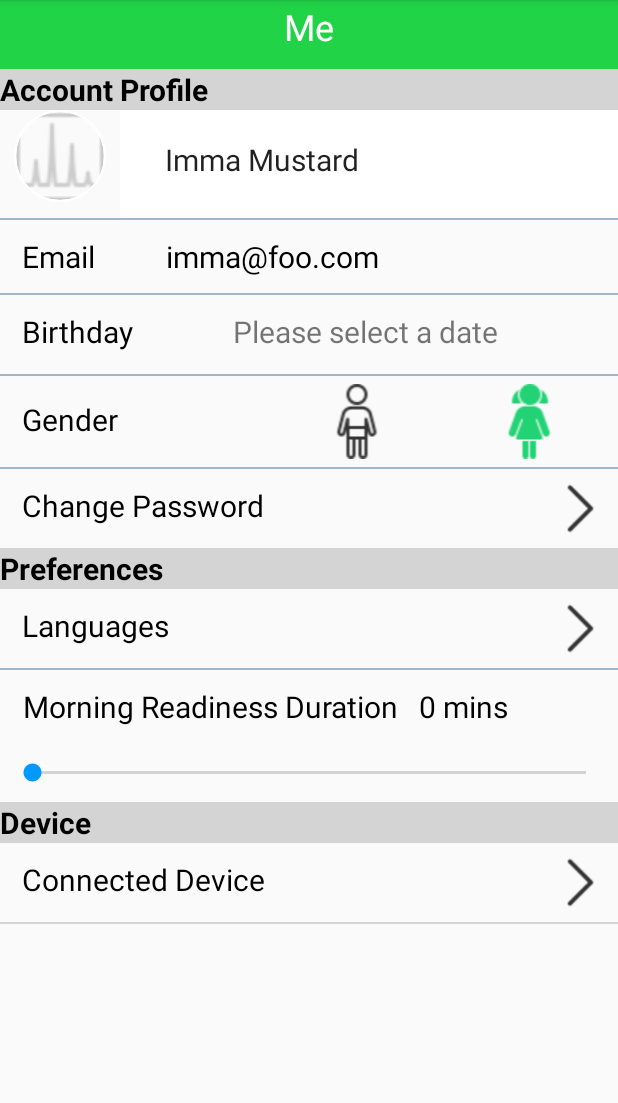
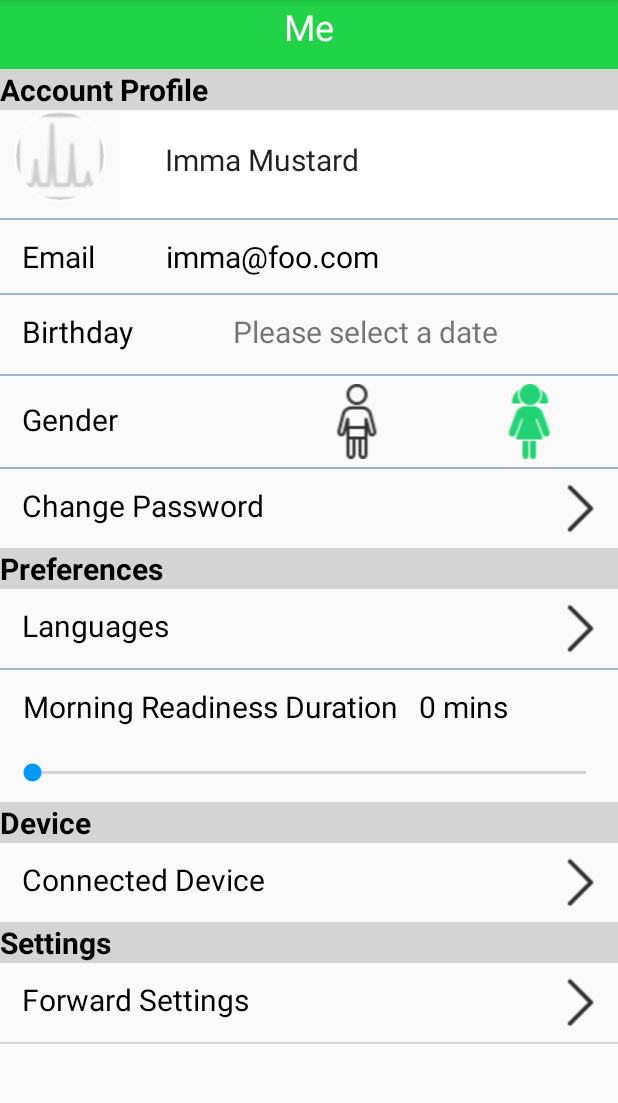
Before and after one commit to YJPflyy95/SpitFire3_20181107, an Android app: the fragment MeFragment shown on its own in the app's theme, on a phone screen of 412 x 824 dp, the part 84-1187 px from its top. Run offline under Robolectric (Android 15) with nearby library versions, the phone set to English and light mode, and no system bars; our stand-ins replace CircleImageView; libraries missing offline, so code that uses them is left out: com.ashokvarma.bottomnavigation, com.vise.baseble, com.vise.log, com.vise.utils, com.vise.xsnow and 1 more; plain views replace BottomNavigationBar; pictures from the network do not load.

Commit message:
Settings UI

```diff
--- a/app/build.gradle
+++ b/app/build.gradle
@@ -34,6 +34,7 @@ dependencies {
     compile 'com.android.support:percent:26.1.0'
     compile 'de.hdodenhof:circleimageview:2.2.0'
     compile 'com.owater.library:CircleTextViewlibrary:0.8.3'
+    compile 'com.xw.repo:bubbleseekbar:3.18'
     testImplementation 'junit:junit:4.12'
     androidTestImplementation 'com.android.support.test:runner:1.0.1'
     androidTestImplementation 'com.android.support.test.espresso:espresso-core:3.0.1'
--- a/app/src/main/java/org/astri/spitfire/BleUUIDs.java
+++ b/app/src/main/java/org/astri/spitfire/BleUUIDs.java
@@ -1,8 +1,7 @@
 package org.astri.spitfire;
 
-/**
- * Created by admin on 2018/5/16.
- */
+
+
 
 import java.util.UUID;
 
--- a/app/src/main/java/org/astri/spitfire/RegisterActivity.java
+++ b/app/src/main/java/org/astri/spitfire/RegisterActivity.java
@@ -93,8 +93,10 @@ public class RegisterActivity extends AppCompatActivity{
                     register_check();
                     break;
                 case R.id.Login_bt:                     //取消按钮的监听事件,由注册界面返回登录界面
-//                    Intent intent = new Intent(RegisterActivity.this,LoginActivity.class) ;    //切换Register Activity至Login Activity
-                    Intent intent = new Intent(RegisterActivity.this,HeartRate.class) ;    //切换Register Activity至Login Activity
+                    Intent intent = new Intent(RegisterActivity.this,LoginActivity.class) ;    //切换Register Activity至Login Activity
+
+                    // HuGuodong 2018-07-08
+//                    Intent intent = new Intent(RegisterActivity.this,HeartRate.class) ;    //切换Register Activity至Login Activity
                     startActivity(intent);
                     finish();
                     break;
--- a/app/src/main/java/org/astri/spitfire/fragment/MeFragment.java
+++ b/app/src/main/java/org/astri/spitfire/fragment/MeFragment.java
@@ -90,6 +90,9 @@ public class MeFragment extends Fragment {
     private Fragment languagesFragment = new LanguagesFragment();
     private Fragment deviceControlFragment = new DeviceControlFragment();
 
+    private Fragment settingFragment = new SettingsFragment();
+
+
 
     public View onCreateView(LayoutInflater inflater, @Nullable ViewGroup container, @Nullable Bundle savedInstanceState) {
         View view = inflater.inflate(R.layout.fragment_me, container, false);
@@ -145,6 +148,26 @@ public class MeFragment extends Fragment {
                 replaceFragment(deviceControlFragment);
             }
         });
+
+
+        // 设置： 算法
+        TextView settings = view.findViewById(R.id.forwardSetting_tv);
+        settings.setOnClickListener(new View.OnClickListener() {
+            @Override
+            public void onClick(View v) {
+                replaceFragment(settingFragment);
+            }
+        });
+
+        ImageView forwardSettings = view.findViewById(R.id.forwardSetting_ib);
+        forwardSettings.setOnClickListener(new View.OnClickListener() {
+            @Override
+            public void onClick(View v) {
+                replaceFragment(settingFragment);
+            }
+        });
+
+
         seekBar.setOnSeekBarChangeListener(new SeekBar.OnSeekBarChangeListener() {
             /*
             * seekbar改变时的事件监听处理
--- /dev/null
+++ b/app/src/main/java/org/astri/spitfire/fragment/SettingsFragment.java
@@ -0,0 +1,126 @@
+package org.astri.spitfire.fragment;
+
+
+import android.app.Activity;
+import android.content.Context;
+import android.os.Bundle;
+import android.support.annotation.Nullable;
+import android.support.v4.app.Fragment;
+import android.support.v4.content.ContextCompat;
+import android.view.LayoutInflater;
+import android.view.View;
+import android.view.ViewGroup;
+import android.widget.ArrayAdapter;
+import android.widget.ListView;
+
+import com.xw.repo.BubbleSeekBar;
+
+import org.astri.spitfire.R;
+import org.astri.spitfire.util.LogUtil;
+
+import java.util.Locale;
+
+/**
+ * <pre>
+ *     author : HuGuoDong
+ *     e-mail : guodong_hu@126.com
+ *     time   : 2018/07/09
+ *     desc   :
+ *     modified by :
+ *     e-mail : xx_xxx@xx
+ *     time   :
+ *     desc   :
+ *     version: 1.0
+ * </pre>
+ */
+public class SettingsFragment extends Fragment {
+
+    private static final String TAG = "SettingsFragment";
+
+    private Activity mActivity;
+
+    // 一共四种算法
+    private String[] algorithms = {
+           "Learning Zone",
+           "Awareness Zone",
+           "Recovery Zone",
+           "Relaxing Zone",
+    };
+
+    @Nullable
+    @Override
+    public View onCreateView(LayoutInflater inflater, @Nullable ViewGroup container, @Nullable Bundle savedInstanceState) {
+        View view = inflater.inflate(R.layout.fragment_settings, container, false);
+        ArrayAdapter<String> adapter = new ArrayAdapter<>(getActivity(), android.R.layout.simple_list_item_1, algorithms);
+        ListView alglist = view.findViewById(R.id.algorithm_list);
+        alglist.setAdapter(adapter);
+        init(view);
+        LogUtil.d(TAG, "onCreate");
+
+        BubbleSeekBar bubbleSeekBar1 = view.findViewById(R.id.intense_seek_bar_1);
+
+        bubbleSeekBar1.getConfigBuilder()
+                .min(1)
+                .max(5)
+                .progress(2)
+                .sectionCount(4)
+                .trackColor(ContextCompat.getColor(mActivity, R.color.gray))
+                .secondTrackColor(ContextCompat.getColor(mActivity, R.color.appmain))
+                .thumbColor(ContextCompat.getColor(mActivity, R.color.appmain))
+                .thumbRadius(10) // add by huguodong
+                .showSectionText()
+                .sectionTextColor(ContextCompat.getColor(mActivity, R.color.gray))
+                .sectionTextSize(18)
+                .showThumbText()
+                .thumbTextColor(ContextCompat.getColor(mActivity, R.color.appmain))
+                .thumbTextSize(18)
+//                .bubbleColor(ContextCompat.getColor(mActivity, R.color.color_red))
+//                .bubbleTextSize(18)
+                .hideBubble()
+                .showSectionMark()
+                .seekStepSection()
+                .touchToSeek()
+                .sectionTextPosition(BubbleSeekBar.TextPosition.BELOW_SECTION_MARK)
+                .build();
+
+
+        bubbleSeekBar1.setOnProgressChangedListener(new BubbleSeekBar.OnProgressChangedListenerAdapter() {
+
+            // 监听值的改变
+
+            @Override
+            public void onProgressChanged(BubbleSeekBar bubbleSeekBar, int progress, float progressFloat, boolean fromUser) {
+                String s = String.format(Locale.CHINA, "onChanged int:%d, float:%.1f", progress, progressFloat);
+
+                LogUtil.d(TAG, s);
+            }
+
+            @Override
+            public void getProgressOnActionUp(BubbleSeekBar bubbleSeekBar, int progress, float progressFloat) {
+                String s = String.format(Locale.CHINA, "onActionUp int:%d, float:%.1f", progress, progressFloat);
+                LogUtil.d(TAG, s);
+            }
+
+            @Override
+            public void getProgressOnFinally(BubbleSeekBar bubbleSeekBar, int progress, float progressFloat, boolean fromUser) {
+                String s = String.format(Locale.CHINA, "onFinally int:%d, float:%.1f", progress, progressFloat);
+                LogUtil.d(TAG, s);
+            }
+        });
+
+//        bubbleSeekBar1.setProgress(2); // 设置进度
+
+
+        return view;
+    }
+
+    private void init(View view) {
+
+    }
+    @Override
+    public void onAttach(Context context) {
+        super.onAttach(context);
+
+        mActivity = (Activity) context;
+    }
+}
--- a/app/src/main/java/org/astri/spitfire/searchbar/MySearchActionConfirmed.java
+++ b/app/src/main/java/org/astri/spitfire/searchbar/MySearchActionConfirmed.java
@@ -27,9 +27,7 @@ public class MySearchActionConfirmed extends SimpleOnSearchActionListener {
 
     @Override
     public void onSearchConfirmed(CharSequence text) {
-        Log.d(TAG, "onSearchConfirmed: "+text.toString());
-
-
+        Log.d(TAG, "onSearchConfirmed: "+ text.toString());
         super.onSearchConfirmed(text);
     }
 
--- a/app/src/main/res/layout/fragment_me.xml
+++ b/app/src/main/res/layout/fragment_me.xml
@@ -419,6 +419,53 @@
             android:paddingTop="5dip"
             android:src="@drawable/forward" />
     </LinearLayout>
+    <LinearLayout
+        android:layout_width="match_parent"
+        android:layout_height="wrap_content">
+
+        <TextView
+            android:id="@+id/Setting_tv"
+            android:layout_width="326dp"
+            android:layout_height="match_parent"
+            android:layout_weight="1"
+            android:background="#D4D4D4"
+            android:gravity="start"
+            android:text="Settings"
+            android:textStyle="bold"
+            android:textColor="#000000"
+            android:textSize="20sp"
+            android:visibility="visible"
+             />
+    </LinearLayout>
+    <LinearLayout
+        android:layout_width="match_parent"
+        android:layout_height="wrap_content"
+        android:orientation="horizontal">
+
+        <TextView
+            android:id="@+id/forwardSetting_tv"
+            android:layout_width="327dp"
+            android:layout_height="42dp"
+            android:layout_margin="5dp"
+            android:layout_weight="1"
+            android:gravity="start"
+            android:text="  Forward Settings"
+            android:textColor="#000000"
+            android:textSize="20sp"
+            android:paddingBottom="5dip"
+            android:paddingTop="5dip"
+            android:visibility="visible"
+            tools:text="   Connected Device" />
+
+        <ImageView
+            android:id="@+id/forwardSetting_ib"
+            android:layout_width="wrap_content"
+            android:layout_height="match_parent"
+            android:paddingBottom="5dip"
+            android:paddingTop="5dip"
+            android:src="@drawable/forward" />
+    </LinearLayout>
+
 
     <LinearLayout
         android:layout_width="match_parent"
```
Also changed, not shown: app/src/main/java/org/astri/spitfire/Activities.java (+0 -21 lines), app/src/main/res/layout/fragment_settings.xml (added, +101 -0 lines).
